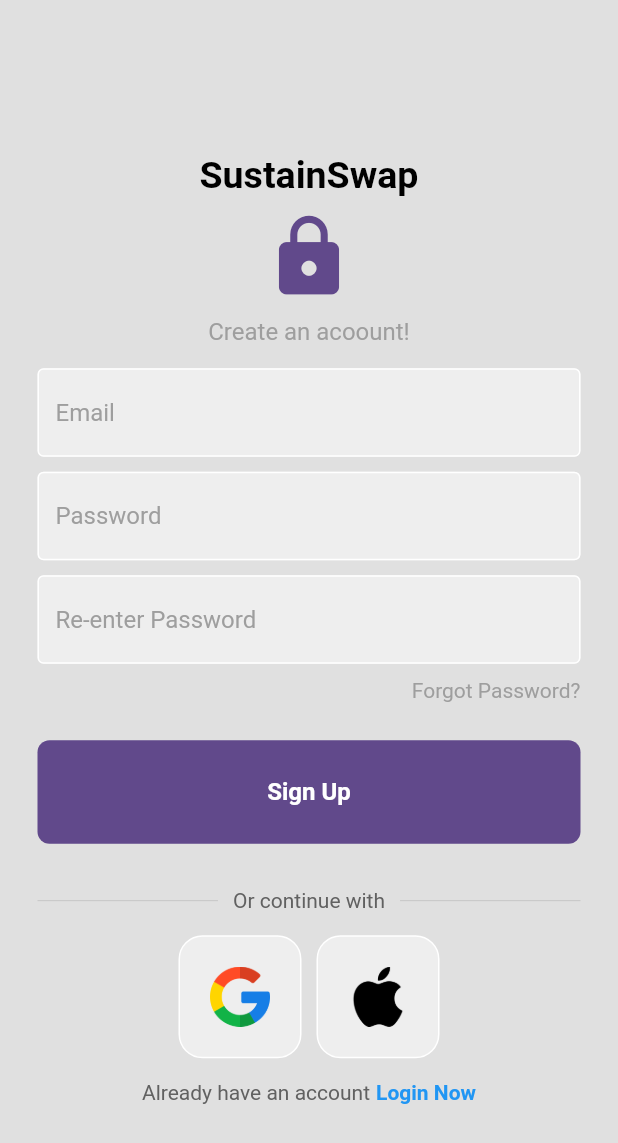
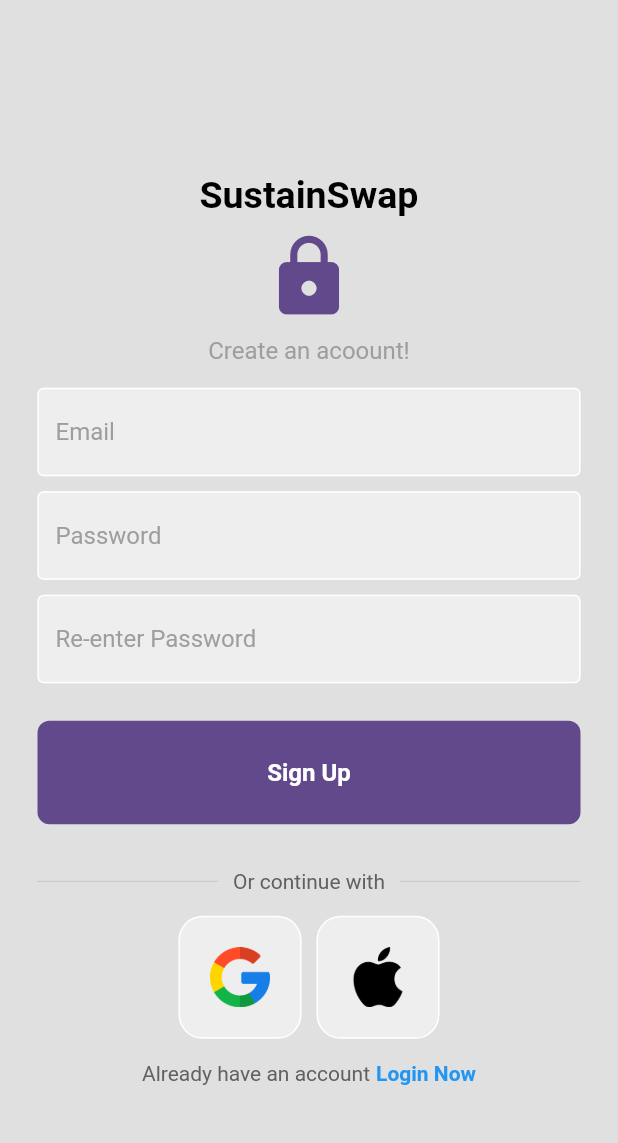
Before and after one commit to OmeshSachethana/UEE_Project, a Flutter app: the RegisterPage screen opened directly with empty values, on a phone screen of 412 x 824 dp. Shown: the top 1143 px of the screen. Run offline on Flutter 3.47's test engine with Material 2 defaults, Android fonts, the phone set to English and light mode, and no system bars; our stand-ins replace firebase_auth, firebase_core; accounts and stored records are empty.

```diff
--- a/lib/pages/register_page.dart
+++ b/lib/pages/register_page.dart
@@ -141,22 +141,6 @@ class _RegisterPageState extends State<RegisterPage> {
                   obscureText: true,
                 ),
 
-                const SizedBox(height: 10),
-
-                //forgot password
-                const Padding(
-                  padding: EdgeInsets.symmetric(horizontal: 25.0),
-                  child: Row(
-                    mainAxisAlignment: MainAxisAlignment.end,
-                    children: [
-                      Text(
-                        'Forgot Password?',
-                        style: TextStyle(color: Colors.grey),
-                      )
-                    ],
-                  ),
-                ),
-
                 const SizedBox(height: 25),
 
                 //sign in button
```
